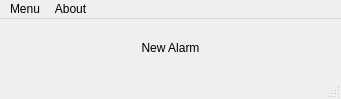
Above: MainWindow.ui from FelixdelasPozas/MultiAlarm before the change. Below: the same form after it.
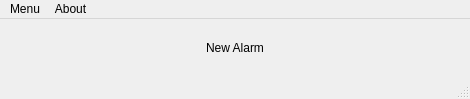
That is the form after the change. Icons and pictures are not drawn.

Commit message: First version of the pause button for timers.

Patch:
```diff
--- a/MainWindow.ui
+++ b/MainWindow.ui
@@ -6,7 +6,7 @@
    <rect>
     <x>0</x>
     <y>0</y>
-    <width>341</width>
+    <width>470</width>
     <height>99</height>
    </rect>
   </property>
@@ -18,13 +18,13 @@
   </property>
   <property name="minimumSize">
    <size>
-    <width>341</width>
+    <width>470</width>
     <height>99</height>
    </size>
   </property>
   <property name="maximumSize">
    <size>
-    <width>341</width>
+    <width>470</width>
     <height>99</height>
    </size>
   </property>
@@ -41,7 +41,7 @@
      <widget class="QPushButton" name="m_newButton">
       <property name="minimumSize">
        <size>
-        <width>110</width>
+        <width>315</width>
         <height>40</height>
        </size>
       </property>
@@ -73,7 +73,7 @@
     <rect>
      <x>0</x>
      <y>0</y>
-     <width>341</width>
+     <width>470</width>
      <height>21</height>
     </rect>
    </property>
```
The commit also changes 5 other files.
